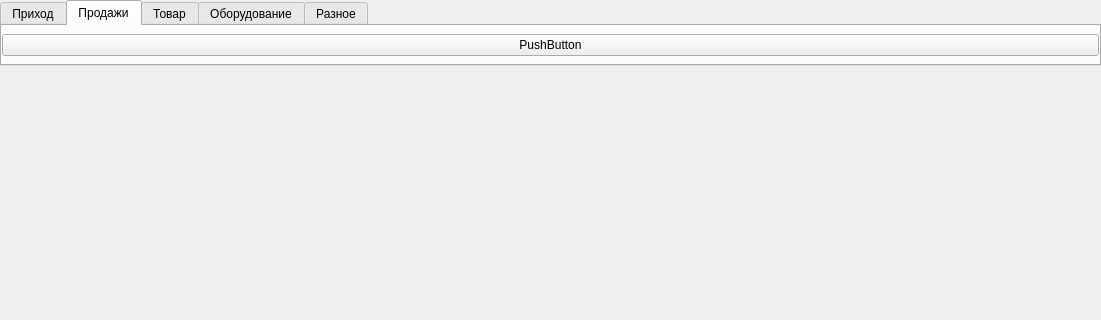
Qt form ui/main_window.ui (Meller008/kara) before a commit; both pictures show x 0 to 1101 and y 0 to 320 of the 1101 by 771 pixel window.
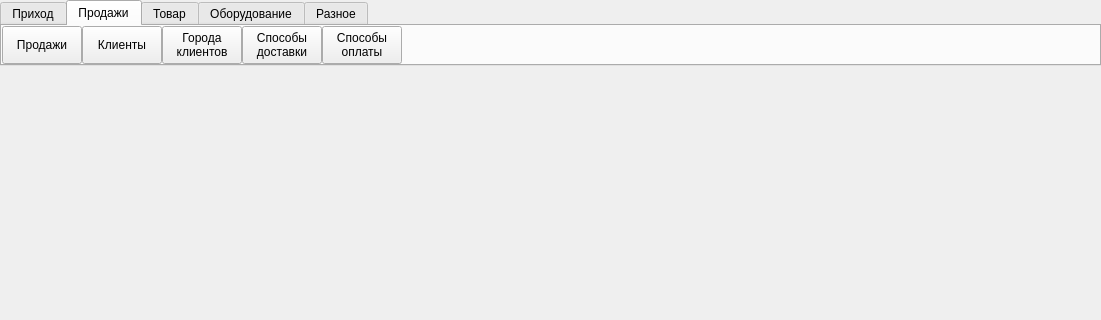
The same form after that commit. The open tabs and pages were chosen to show the change.

Commit message: Сделаны клиенты и много ччего

Diff of the .ui file:
```diff
--- a/ui/main_window.ui
+++ b/ui/main_window.ui
@@ -188,10 +188,84 @@
         <property name="spacing">
          <number>0</number>
         </property>
+        <item row="0" column="2">
+         <widget class="QPushButton" name="pushButton_16">
+          <property name="sizePolicy">
+           <sizepolicy hsizetype="Minimum" vsizetype="Minimum">
+            <horstretch>0</horstretch>
+            <verstretch>0</verstretch>
+           </sizepolicy>
+          </property>
+          <property name="text">
+           <string>Города
+клиентов</string>
+          </property>
+         </widget>
+        </item>
+        <item row="0" column="5">
+         <spacer name="horizontalSpacer_5">
+          <property name="orientation">
+           <enum>Qt::Horizontal</enum>
+          </property>
+          <property name="sizeHint" stdset="0">
+           <size>
+            <width>40</width>
+            <height>20</height>
+           </size>
+          </property>
+         </spacer>
+        </item>
+        <item row="0" column="1">
+         <widget class="QPushButton" name="pushButton_15">
+          <property name="sizePolicy">
+           <sizepolicy hsizetype="Maximum" vsizetype="Minimum">
+            <horstretch>0</horstretch>
+            <verstretch>0</verstretch>
+           </sizepolicy>
+          </property>
+          <property name="text">
+           <string>Клиенты</string>
+          </property>
+         </widget>
+        </item>
+        <item row="0" column="3">
+         <widget class="QPushButton" name="pushButton_17">
+          <property name="sizePolicy">
+           <sizepolicy hsizetype="Minimum" vsizetype="Minimum">
+            <horstretch>0</horstretch>
+            <verstretch>0</verstretch>
+           </sizepolicy>
+          </property>
+          <property name="text">
+           <string>Способы
+доставки</string>
+          </property>
+         </widget>
+        </item>
         <item row="0" column="0">
          <widget class="QPushButton" name="pushButton_5">
+          <property name="sizePolicy">
+           <sizepolicy hsizetype="Minimum" vsizetype="Minimum">
+            <horstretch>0</horstretch>
+            <verstretch>0</verstretch>
+           </sizepolicy>
+          </property>
           <property name="text">
-           <string>PushButton</string>
+           <string>Продажи</string>
+          </property>
+         </widget>
+        </item>
+        <item row="0" column="4">
+         <widget class="QPushButton" name="pushButton_18">
+          <property name="sizePolicy">
+           <sizepolicy hsizetype="Minimum" vsizetype="Minimum">
+            <horstretch>0</horstretch>
+            <verstretch>0</verstretch>
+           </sizepolicy>
+          </property>
+          <property name="text">
+           <string>Способы
+оплаты</string>
           </property>
          </widget>
         </item>
```
Left out of the diff: 146 changed lines with no effect on the pictures. The commit also changes 15 other files.
